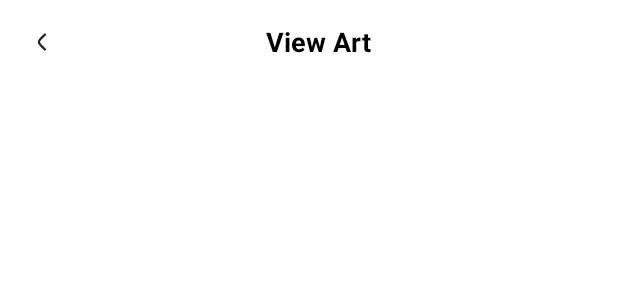
After one commit to shakiz/nft_u, an Android app: the layout fragment_product_details.xml on its own in the app's theme, with its tools: preview values and no code run, on a phone screen of 412 x 824 dp. The commit adds this screen. Shown: the top 300 px of the screen. Run offline under Robolectric (Android 15) with nearby library versions, the phone set to English and light mode, and no system bars.

Commit message:
Add product details fragment and viewModel

```diff
--- /dev/null
+++ b/app/src/main/res/drawable/ic_arrow_back.xml
@@ -0,0 +1,9 @@
+<vector xmlns:android="http://schemas.android.com/apk/res/android"
+    android:width="24dp"
+    android:height="24dp"
+    android:viewportWidth="24"
+    android:viewportHeight="24">
+  <path
+      android:pathData="M13.472,17.533C13.766,17.824 14.241,17.822 14.533,17.528C14.824,17.234 14.822,16.759 14.528,16.467L12.765,14.72C12.05,14.011 11.559,13.523 11.227,13.109C10.904,12.708 10.793,12.45 10.764,12.219C10.745,12.073 10.745,11.927 10.764,11.781C10.793,11.55 10.904,11.292 11.227,10.891C11.559,10.477 12.05,9.989 12.765,9.28L14.528,7.533C14.822,7.241 14.824,6.766 14.533,6.472C14.241,6.178 13.766,6.176 13.472,6.467L11.677,8.246C11.001,8.916 10.449,9.464 10.057,9.951C9.65,10.459 9.355,10.974 9.276,11.592C9.241,11.863 9.241,12.137 9.276,12.408C9.355,13.026 9.65,13.541 10.057,14.049C10.449,14.536 11.001,15.084 11.677,15.754L13.472,17.533Z"
+      android:fillColor="#222222"/>
+</vector>
--- /dev/null
+++ b/app/src/main/res/layout/fragment_product_details.xml
@@ -0,0 +1,53 @@
+<?xml version="1.0" encoding="utf-8"?>
+
+<androidx.coordinatorlayout.widget.CoordinatorLayout
+    xmlns:android="http://schemas.android.com/apk/res/android"
+    xmlns:app="http://schemas.android.com/apk/res-auto"
+    xmlns:tools="http://schemas.android.com/tools"
+    android:layout_width="match_parent"
+    android:layout_height="match_parent">
+
+    <ScrollView
+        android:layout_width="match_parent"
+        android:layout_height="match_parent"
+        android:overScrollMode="never"
+        android:fillViewport="true"
+        app:layout_behavior="com.google.android.material.appbar.AppBarLayout$ScrollingViewBehavior">
+
+        <androidx.constraintlayout.widget.ConstraintLayout
+            android:layout_width="match_parent"
+            android:layout_height="wrap_content"
+            android:paddingBottom="48dp"
+            tools:context=".presentation.views.home.HomeFragment">
+
+            <com.google.android.material.appbar.MaterialToolbar
+                android:id="@+id/toolbar"
+                style="@style/WhiteToolbarBarStyle"
+                android:layout_width="match_parent"
+                android:layout_height="?attr/actionBarSize"
+                android:background="@color/white"
+                app:navigationIcon="@drawable/ic_arrow_back"
+                app:contentInsetStart="16dp"
+                app:contentInsetEnd="16dp"
+                app:layout_constraintEnd_toEndOf="parent"
+                app:layout_constraintStart_toStartOf="parent"
+                app:layout_constraintTop_toTopOf="parent"
+                app:titleTextAppearance="@style/ToolbarTitleTextStyle">
+
+                <TextView
+                    android:id="@+id/title"
+                    style="@style/ToolbarTitleTextStyle"
+                    android:layout_marginStart="12dp"
+                    android:gravity="center"
+                    android:layout_gravity="center"
+                    android:layout_width="wrap_content"
+                    android:layout_height="wrap_content"
+                    android:text="@string/view_art" />
+
+            </com.google.android.material.appbar.MaterialToolbar>
+
+        </androidx.constraintlayout.widget.ConstraintLayout>
+
+    </ScrollView>
+
+</androidx.coordinatorlayout.widget.CoordinatorLayout>
--- a/app/src/main/res/values/strings.xml
+++ b/app/src/main/res/values/strings.xml
@@ -11,4 +11,5 @@
     <string name="see_all">See All</string>
     <string name="explore">Explore</string>
     <string name="upload">Upload</string>
+    <string name="view_art">View Art</string>
 </resources>
```
Also changed, not shown: app/src/main/java/com/digital/nftu/presentation/views/product/ProductDetailsFragment.kt (added, +57 -0 lines), app/src/main/java/com/digital/nftu/presentation/views/product/ProductViewModel.kt (added, +7 -0 lines).
